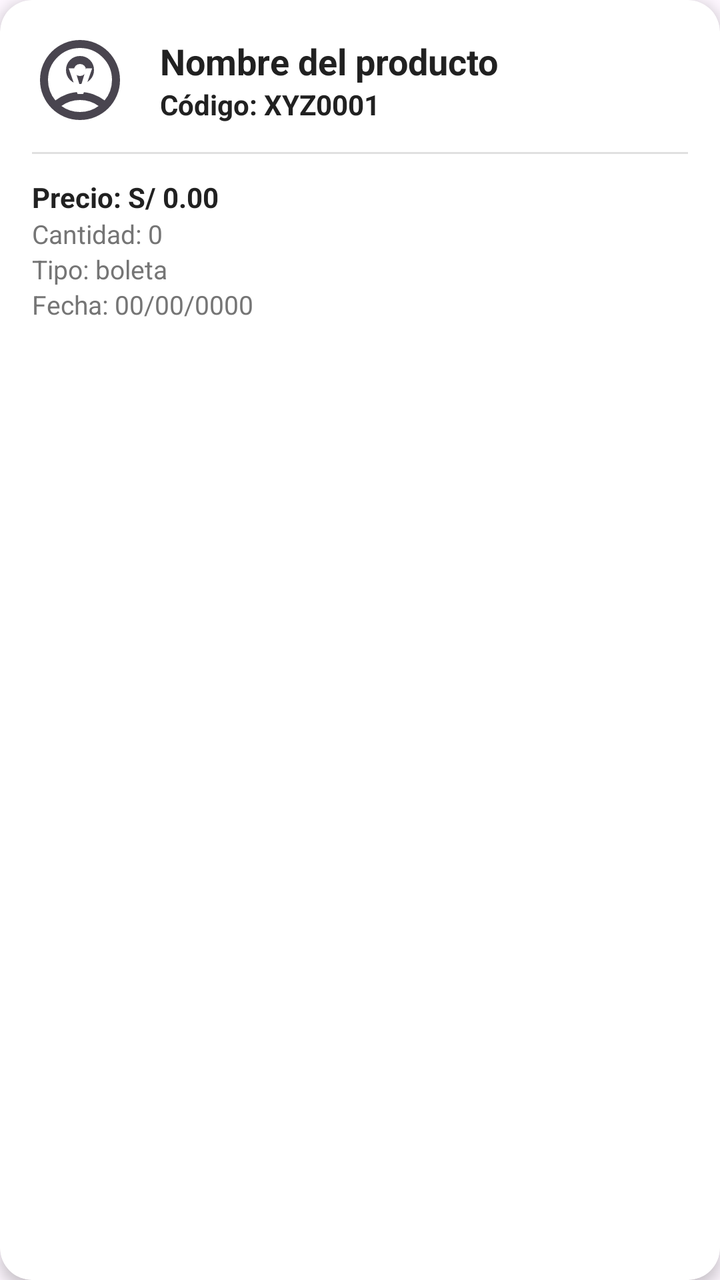
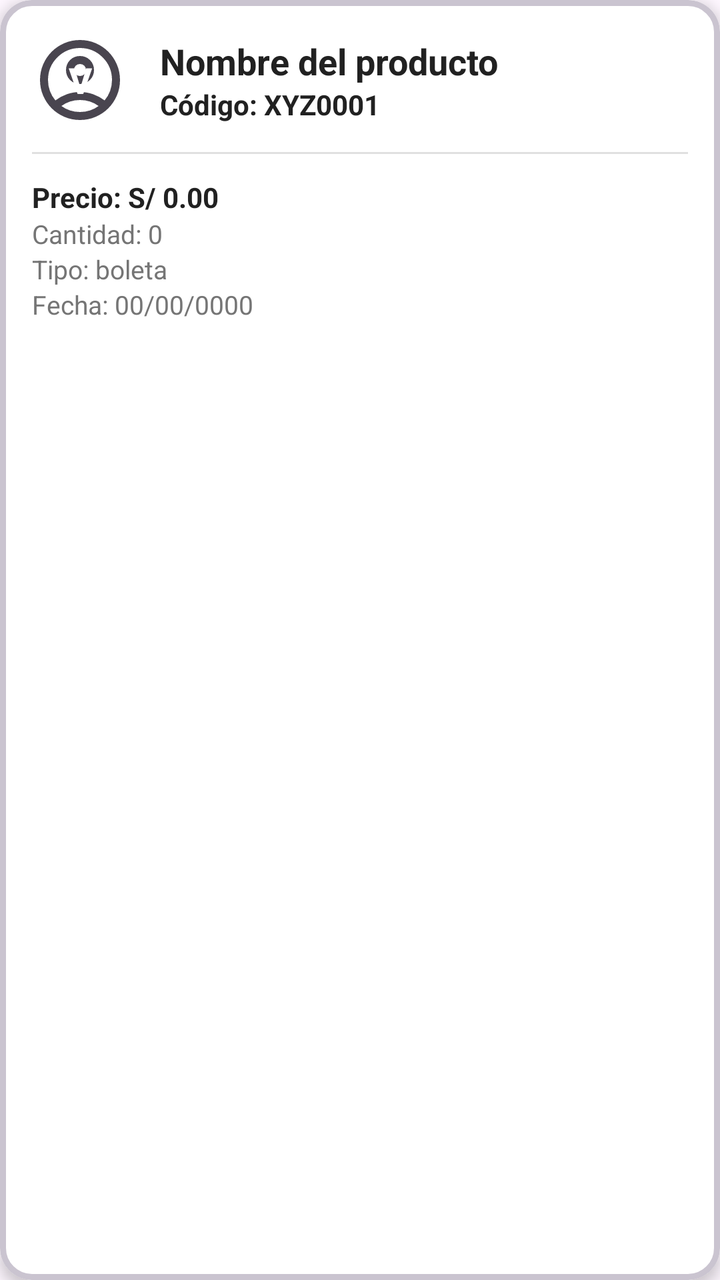

An Android layout rendered at two revisions. The XML below is the earlier revision; the diff shows what the commit changed to produce the second picture.
<!-- AndroidManifest.xml: application theme Theme.Venta -->
<!-- res/layout/item_venta.xml -->
<?xml version="1.0" encoding="utf-8"?>
<com.google.android.material.card.MaterialCardView
    xmlns:android="http://schemas.android.com/apk/res/android"
    xmlns:tools="http://schemas.android.com/tools"
    android:layout_width="match_parent"
    android:layout_height="wrap_content"
    xmlns:app="http://schemas.android.com/apk/res-auto"
    android:layout_marginStart="16dp"
    android:layout_marginEnd="16dp"
    android:layout_marginTop="8dp"
    app:cardCornerRadius="16dp"
    app:cardElevation="4dp"
    app:strokeWidth="0dp"
    app:cardBackgroundColor="@color/card_background">

    <LinearLayout
        android:layout_width="match_parent"
        android:layout_height="wrap_content"
        android:orientation="vertical"
        android:padding="16dp">

        
        <LinearLayout
            android:layout_width="match_parent"
            android:layout_height="wrap_content"
            android:orientation="horizontal"
            android:gravity="center_vertical">

            
            <FrameLayout
                android:layout_width="48dp"
                android:layout_height="48dp"
                android:background="@drawable/account_circle_24px"
                android:layout_marginEnd="16dp">

                <TextView
                    android:id="@+id/tvAvatar"
                    android:layout_width="match_parent"
                    android:layout_height="match_parent"
                    android:gravity="center"
                    android:text="V"
                    android:textColor="@color/white"
                    android:textSize="18sp"
                    android:textStyle="bold"/>

            </FrameLayout>

            <LinearLayout
                android:layout_width="0dp"
                android:layout_height="wrap_content"
                android:orientation="vertical"
                android:layout_weight="1">

                <TextView
                    android:id="@+id/tvNombre"
                    android:layout_width="match_parent"
                    android:layout_height="wrap_content"
                    android:text="Nombre del producto"
                    android:textColor="@color/text_primary"
                    android:textSize="18sp"
                    android:textStyle="bold"/>

                <TextView
                    android:id="@+id/tvCodigo"
                    android:layout_width="match_parent"
                    android:layout_height="wrap_content"
                    android:text="Código: XYZ0001"
                    android:textColor="@color/text_primary"
                    android:textSize="14sp"
                    android:textStyle="bold"/>

            </LinearLayout>

        </LinearLayout>

        
        <View
            android:layout_width="match_parent"
            android:layout_height="1dp"
            android:background="#E0E0E0"
            android:layout_marginTop="12dp"
            android:layout_marginBottom="12dp"/>

        
        <LinearLayout
            android:layout_width="match_parent"
            android:layout_height="wrap_content"
            android:orientation="vertical">

            <TextView
                android:id="@+id/tvPrecio"
                android:layout_width="match_parent"
                android:layout_height="wrap_content"
                android:text="Precio: S/ 0.00"
                android:textColor="@color/text_primary"
                android:textSize="14sp"
                android:textStyle="bold"/>

            <TextView
                android:id="@+id/tvCantidad"
                android:layout_width="match_parent"
                android:layout_height="wrap_content"
                android:text="Cantidad: 0"
                android:textColor="@color/text_secondary"
                android:textSize="13sp"/>

            <TextView
                android:id="@+id/tvTipo"
                android:layout_width="match_parent"
                android:layout_height="wrap_content"
                android:text="Tipo: boleta"
                android:textColor="@color/text_secondary"
                android:textSize="13sp"/>

            <TextView
                android:id="@+id/tvFecha"
                android:layout_width="match_parent"
                android:layout_height="wrap_content"
                android:text="Fecha: 00/00/0000"
                android:textColor="@color/text_secondary"
                android:textSize="13sp"
                tools:ignore="Suspicious0dp"/>

        </LinearLayout>

    </LinearLayout>

</com.google.android.material.card.MaterialCardView>
<!-- resources referenced by this layout -->
<resources>
  <color name="card_background">#FFFFFF</color>
  <color name="text_primary">#212121</color>
  <color name="text_secondary">#757575</color>
  <color name="white">#FFFFFF</color>
  <!-- drawable account_circle_24px (drawable) -->
  <vector xmlns:android="http://schemas.android.com/apk/res/android"
      android:width="24dp"
      android:height="24dp"
      android:viewportWidth="960"
      android:viewportHeight="960"
      android:tint="?attr/colorControlNormal">
    <path
        android:fillColor="@android:color/white"
        android:pathData="M234,684Q285,645 348,622.5Q411,600 480,600Q549,600 612,622.5Q675,645 726,684Q761,643 780.5,591Q800,539 800,480Q800,347 706.5,253.5Q613,160 480,160Q347,160 253.5,253.5Q160,347 160,480Q160,539 179.5,591Q199,643 234,684ZM380.5,479.5Q340,439 340,380Q340,321 380.5,280.5Q421,240 480,240Q539,240 579.5,280.5Q620,321 620,380Q620,439 579.5,479.5Q539,520 480,520Q421,520 380.5,479.5ZM480,880Q397,880 324,848.5Q251,817 197,763Q143,709 111.5,636Q80,563 80,480Q80,397 111.5,324Q143,251 197,197Q251,143 324,111.5Q397,80 480,80Q563,80 636,111.5Q709,143 763,197Q817,251 848.5,324Q880,397 880,480Q880,563 848.5,636Q817,709 763,763Q709,817 636,848.5Q563,880 480,880ZM580,784.5Q627,769 666,740Q627,711 580,695.5Q533,680 480,680Q427,680 380,695.5Q333,711 294,740Q333,769 380,784.5Q427,800 480,800Q533,800 580,784.5ZM523,423Q540,406 540,380Q540,354 523,337Q506,320 480,320Q454,320 437,337Q420,354 420,380Q420,406 437,423Q454,440 480,440Q506,440 523,423ZM480,380Q480,380 480,380Q480,380 480,380Q480,380 480,380Q480,380 480,380Q480,380 480,380Q480,380 480,380Q480,380 480,380Q480,380 480,380ZM480,740Q480,740 480,740Q480,740 480,740Q480,740 480,740Q480,740 480,740Q480,740 480,740Q480,740 480,740Q480,740 480,740Q480,740 480,740Z"/>
  </vector>
  <style name="Theme.Venta" parent="Base.Theme.Venta" />
  <style name="Base.Theme.Venta" parent="Theme.Material3.DayNight.NoActionBar">
          
          
      </style>
</resources>

<!-- the commit's change to res/layout/item_venta.xml (unified diff, before → after) -->
@@ -2,16 +2,19 @@
 <com.google.android.material.card.MaterialCardView
     xmlns:android="http://schemas.android.com/apk/res/android"
     xmlns:tools="http://schemas.android.com/tools"
+    xmlns:app="http://schemas.android.com/apk/res-auto"
+    android:id="@+id/cardVenta"
     android:layout_width="match_parent"
     android:layout_height="wrap_content"
-    xmlns:app="http://schemas.android.com/apk/res-auto"
     android:layout_marginStart="16dp"
     android:layout_marginEnd="16dp"
     android:layout_marginTop="8dp"
     app:cardCornerRadius="16dp"
     app:cardElevation="4dp"
-    app:strokeWidth="0dp"
+    app:strokeWidth="3dp"
     app:cardBackgroundColor="@color/card_background">
+
+    
 
     <LinearLayout
         android:layout_width="match_parent"
@@ -19,14 +22,12 @@
         android:orientation="vertical"
         android:padding="16dp">
 
-        
         <LinearLayout
             android:layout_width="match_parent"
             android:layout_height="wrap_content"
             android:orientation="horizontal"
             android:gravity="center_vertical">
 
-            
             <FrameLayout
                 android:layout_width="48dp"
                 android:layout_height="48dp"
@@ -73,7 +74,6 @@
 
         </LinearLayout>
 
-        
         <View
             android:layout_width="match_parent"
             android:layout_height="1dp"
@@ -81,7 +81,6 @@
             android:layout_marginTop="12dp"
             android:layout_marginBottom="12dp"/>
 
-        
         <LinearLayout
             android:layout_width="match_parent"
             android:layout_height="wrap_content"
